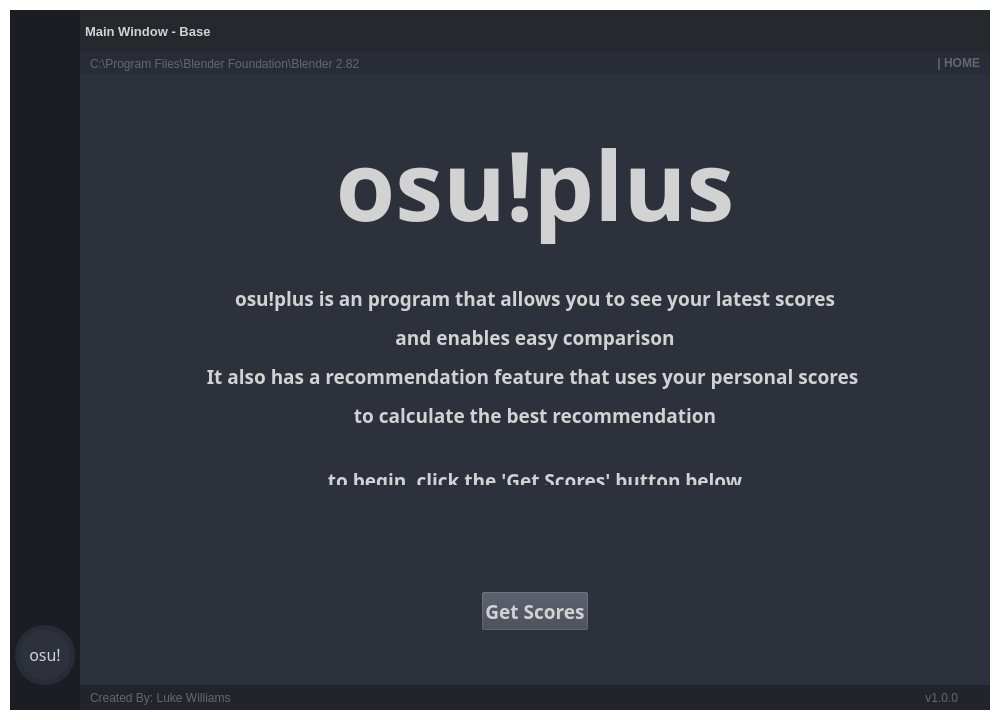
First picture: the form in GUI_BASE.ui, repository lwkew/osuplus-gui, before the edit.
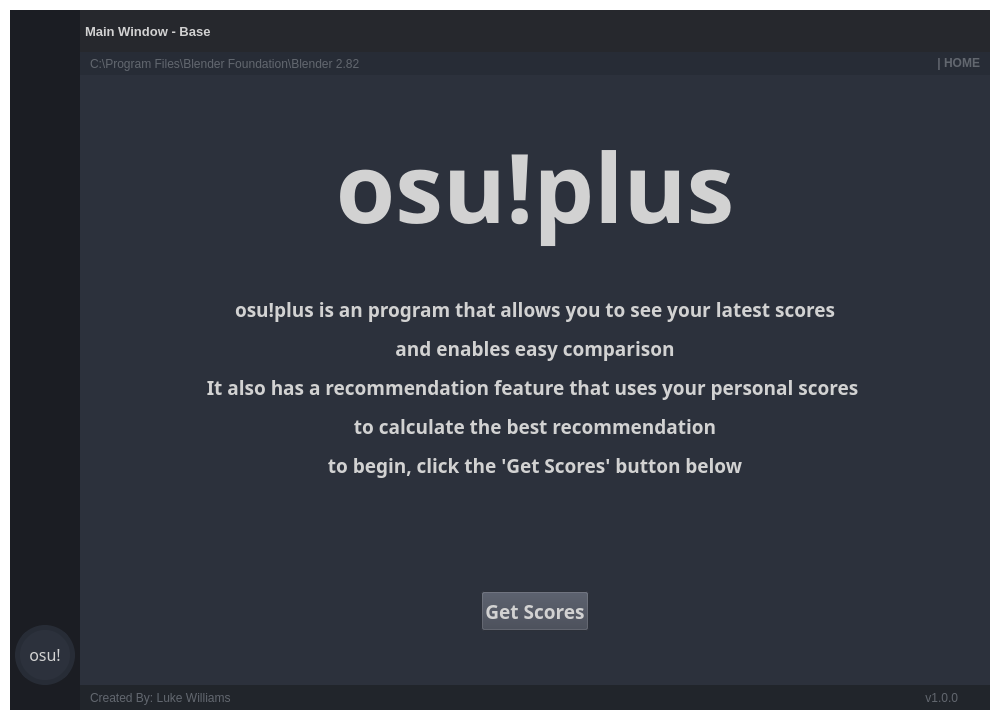
Second picture: the form after the edit. Icons and pictures are not drawn.

```diff
--- a/GUI_BASE.ui
+++ b/GUI_BASE.ui
@@ -1589,7 +1589,7 @@
                        </font>
                       </property>
                       <property name="text">
-                       <string>&lt;html&gt;&lt;head/&gt;&lt;body&gt;&lt;p&gt;osu!plus is an program that allows you to see your latest scores&lt;/p&gt;&lt;p&gt;and enables easy comparison&lt;/p&gt;&lt;p&gt;It also has a recommendation feature that uses your personal scores &lt;/p&gt;&lt;p&gt;to calculate the best recommendation&lt;/p&gt;&lt;p&gt;&lt;br/&gt;to begin, click the 'Get Scores' button below&lt;/p&gt;&lt;/body&gt;&lt;/html&gt;</string>
+                       <string>&lt;html&gt;&lt;head/&gt;&lt;body&gt;&lt;p&gt;osu!plus is an program that allows you to see your latest scores&lt;/p&gt;&lt;p&gt;and enables easy comparison&lt;/p&gt;&lt;p&gt;It also has a recommendation feature that uses your personal scores &lt;/p&gt;&lt;p&gt;to calculate the best recommendation&lt;/p&gt;&lt;p&gt;to begin, click the 'Get Scores' button below&lt;/p&gt;&lt;/body&gt;&lt;/html&gt;</string>
                       </property>
                       <property name="alignment">
                        <set>Qt::AlignCenter</set>
```
